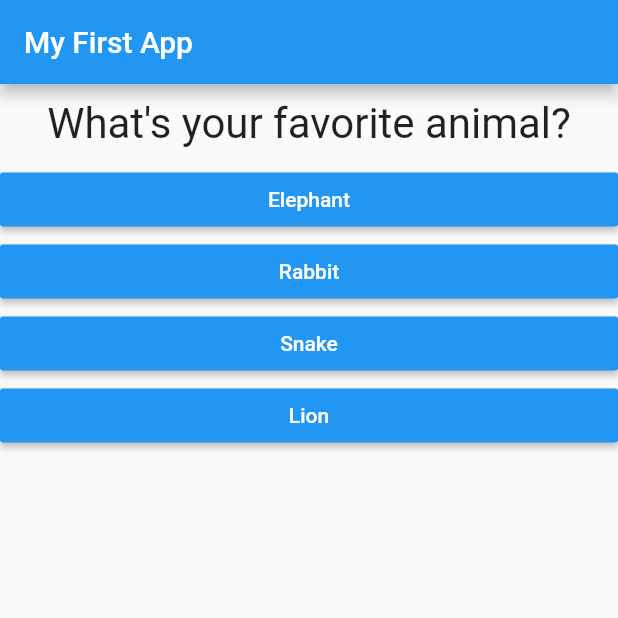
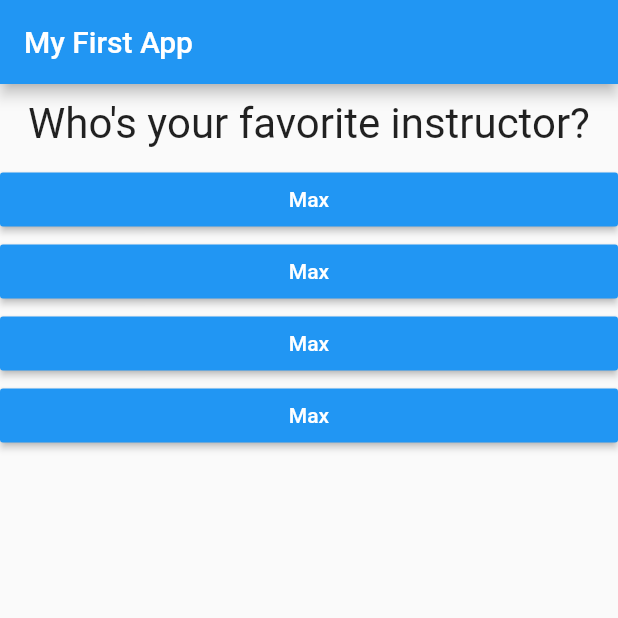
Before and after one commit to AndryRana/flutter_complete_guide, a Flutter app: the screen it shows after launch, after a tap on "Black", on a phone screen of 412 x 824 dp, the top half of it. Run offline on Flutter 3.47's test engine with Material 2 defaults, Android fonts, the phone set to English and light mode, and no system bars.

Commit message:
Splitting the App Into Widgets - Calculating a Total Score -  Resetting the Quiz

```diff
--- a/lib/main.dart
+++ b/lib/main.dart
@@ -1,7 +1,8 @@
 import 'package:flutter/material.dart';
+import 'package:flutter_complete_guide/result.dart';
 
-import './question.dart';
-import './answer.dart';
+import './quiz.dart';
+import './result.dart';
 
 void main() {
   runApp(MyApp());
@@ -10,53 +11,79 @@ void main() {
 class MyApp extends StatefulWidget {
   @override
   State<StatefulWidget> createState() {
-    // TODO: implement createState
     return _MyAppState();
   }
 }
 
 class _MyAppState extends State<MyApp> {
+  final _questions = const [
+    {
+      'questionText': 'What\'s your favorite color?',
+      'answers': [
+        {'text': 'Black', 'score': 10},
+        {'text': 'Red', 'score': 5},
+        {'text': 'Green', 'score': 3},
+        {'text': 'White', 'score': 1},
+      ],
+    },
+    {
+      'questionText': 'What\'s your favorite animal?',
+      'answers': [
+        {'text': 'Rabbit', 'score': 3},
+        {'text': 'Snake', 'score': 11},
+        {'text': 'Elephant', 'score': 5},
+        {'text': 'Lion', 'score': 9},
+      ],
+    },
+    {
+      'questionText': 'Who\'s your favorite instructor?',
+      'answers': [
+        {'text': 'Max', 'score': 1},
+        {'text': 'Max', 'score': 1},
+        {'text': 'Max', 'score': 1},
+        {'text': 'Max', 'score': 1},
+      ],
+    },
+  ];
+
   var _questionIndex = 0;
+  var _totalScore = 0;
 
-  void _answerQuestion() {
+  void _resetQuiz() {
     setState(() {
-      _questionIndex = _questionIndex + 1;
+      _questionIndex = 0;
+      _totalScore = 0;
+    });
+  }
+
+  void _answerQuestion(int score) {
+    _totalScore += score;
+
+    setState(() {
+      _questionIndex = _questionIndex + 2;
     });
     print(_questionIndex);
+    if (_questionIndex < _questions.length) {
+      print('We have more questions!');
+    } else {
+      print('No more questions!');
+    }
   }
 
   @override
   Widget build(BuildContext context) {
-    var questions = [
-      {
-        'questionText': 'What\'s your favorite color?',
-        'answers': ['Black', 'Green', 'Red', 'White'],
-      },
-      {
-        'questionText': 'What\'s your favorite animal?',
-        'answers': ['Elephant', 'Rabbit', 'Snake', 'Lion'],
-      },
-      {
-        'questionText': 'Who\'s your favorite instructor?',
-        'answers': ['Max', 'Max', 'Max', 'Max'],
-      },
-    ];
     return MaterialApp(
       home: Scaffold(
         appBar: AppBar(
           title: Text('My First App'),
         ),
-        body: Column(
-          children: [
-            Question(
-              questions[_questionIndex]['questionText'],
-            ),
-            ...(questions[_questionIndex]['answers'] as List<String>)
-                .map((answer) {
-              return Answer(_answerQuestion, answer);
-            }).toList()
-          ],
-        ),
+        body: _questionIndex < _questions.length
+            ? Quiz(
+                answerQuestion: _answerQuestion,
+                questionIndex: _questionIndex,
+                questions: _questions,
+              )
+            : Result(_totalScore, _resetQuiz),
       ),
     );
   }
--- /dev/null
+++ b/lib/quiz.dart
@@ -0,0 +1,30 @@
+import 'package:flutter/material.dart';
+
+import './question.dart';
+import './answer.dart';
+
+class Quiz extends StatelessWidget {
+  final List<Map<String, Object>> questions;
+  final int questionIndex;
+  final Function answerQuestion;
+
+  Quiz({
+    @required this.questions,
+    @required this.answerQuestion,
+    @required this.questionIndex,
+  });
+
+  @override
+  Widget build(BuildContext context) {
+    return Column(
+      children: [
+        Question(
+          questions[questionIndex]['questionText'],
+        ),
+        ...(questions[questionIndex]['answers'] as List<Map<String, Object>>).map((answer) {
+          return Answer(() => answerQuestion(answer['score']), answer['text']);
+        }).toList()
+      ],
+    );
+  }
+}
```
Also changed, not shown: lib/result.dart (added, +44 -0 lines).
